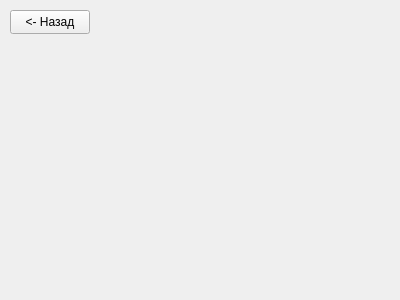
Old version of the form prog3.ui in the repository Zloiben/QT_prog1.
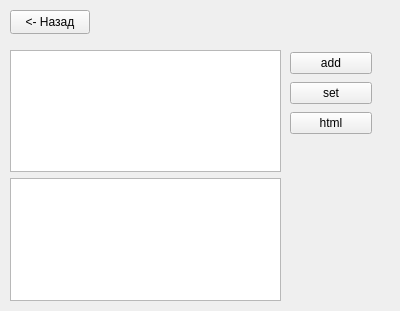
New version of the form.

Commit message: Добавил 3 задачу , в которой добовляется текст, изменяется и добовляется html код

What changed in the file:
```diff
--- a/prog3.ui
+++ b/prog3.ui
@@ -7,7 +7,7 @@
     <x>0</x>
     <y>0</y>
     <width>400</width>
-    <height>300</height>
+    <height>311</height>
    </rect>
   </property>
   <property name="windowTitle">
@@ -26,6 +26,61 @@
     <string>&lt;- Назад</string>
    </property>
   </widget>
+  <widget class="QWidget" name="verticalLayoutWidget">
+   <property name="geometry">
+    <rect>
+     <x>290</x>
+     <y>50</y>
+     <width>82</width>
+     <height>86</height>
+    </rect>
+   </property>
+   <layout class="QVBoxLayout" name="verticalLayout">
+    <item>
+     <widget class="QPushButton" name="pushButton">
+      <property name="text">
+       <string>add</string>
+      </property>
+     </widget>
+    </item>
+    <item>
+     <widget class="QPushButton" name="pushButton_2">
+      <property name="text">
+       <string>set</string>
+      </property>
+     </widget>
+    </item>
+    <item>
+     <widget class="QPushButton" name="pushButton_3">
+      <property name="text">
+       <string>html</string>
+      </property>
+     </widget>
+    </item>
+   </layout>
+  </widget>
+  <widget class="QWidget" name="verticalLayoutWidget_2">
+   <property name="geometry">
+    <rect>
+     <x>10</x>
+     <y>50</y>
+     <width>271</width>
+     <height>251</height>
+    </rect>
+   </property>
+   <layout class="QVBoxLayout" name="verticalLayout_2">
+    <item>
+     <widget class="QPlainTextEdit" name="plainTextEdit"/>
+    </item>
+    <item>
+     <widget class="QTextEdit" name="textEdit">
+      <property name="readOnly">
+       <bool>true</bool>
+      </property>
+     </widget>
+    </item>
+   </layout>
+  </widget>
  </widget>
  <resources/>
  <connections/>
```
The commit also changes 2 other files.
